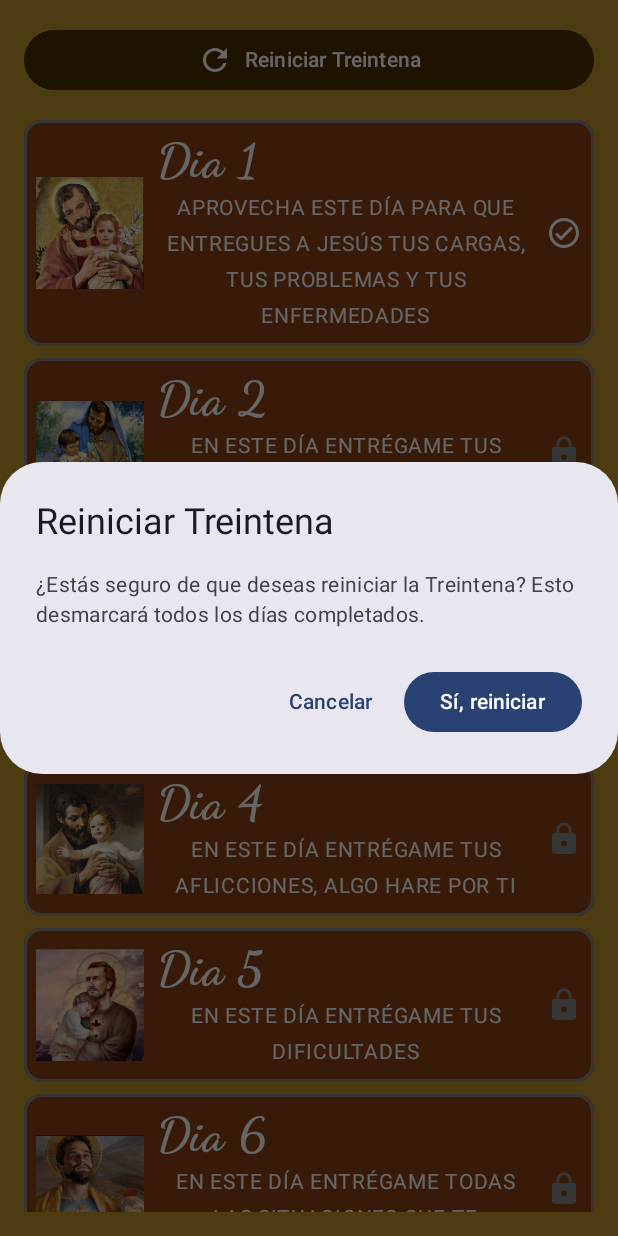
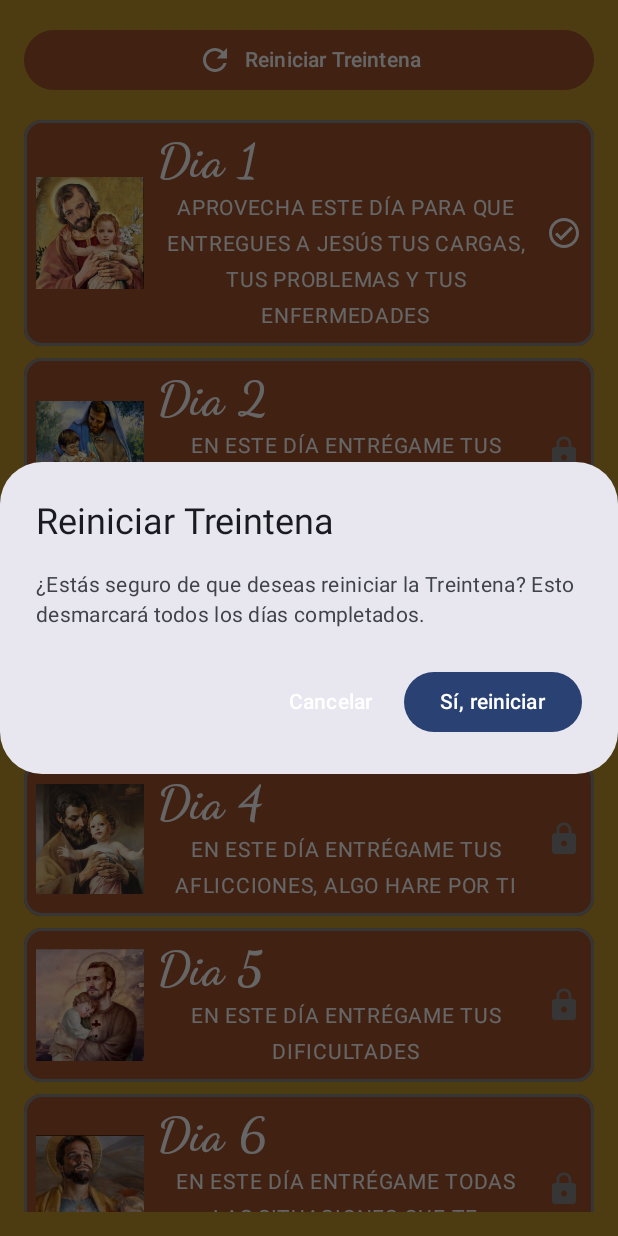
Before and after one commit to joulsCarvajal/stJosephAppOfficial, an Android app built with Jetpack Compose: the composable DaysScreen shown on its own in the app's theme, after a tap on "Reiniciar Treintena", on a phone screen of 412 x 824 dp. Run offline under Robolectric (Android 15) with nearby library versions, the phone set to English and light mode, and no system bars; our stand-ins replace Dagger/Hilt's generated code.

Commit message:
ajusto los background colors pendientes

```diff
--- a/app/src/main/java/com/alphazetakapp/stjosephappofficial/presentation/meditation/list/DaysScreen.kt
+++ b/app/src/main/java/com/alphazetakapp/stjosephappofficial/presentation/meditation/list/DaysScreen.kt
@@ -79,7 +79,7 @@ fun DaysScreen(
         Button(
             onClick = { showResetDialog = true },
             colors = ButtonDefaults.buttonColors(
-                containerColor = Color(0xFF4A3000)  // Un marrón oscuro que combine con tu tema
+                containerColor = colorResource(id = R.color.cardBackground)
             ),
             modifier = Modifier
                 .fillMaxWidth()
@@ -88,9 +88,13 @@ fun DaysScreen(
             Icon(
                 imageVector = Icons.Default.Refresh,
                 contentDescription = "Reiniciar",
-                modifier = Modifier.padding(end = 8.dp)
+                modifier = Modifier.padding(end = 8.dp),
+                tint = colorResource(id = R.color.textColorPrimary)
             )
-            Text("Reiniciar Treintena")
+            Text(
+                "Reiniciar Treintena",
+                color = colorResource(id = R.color.textColorPrimary)  // Color del texto
+            )
         }
 
         // Diálogo de confirmación
@@ -111,12 +115,18 @@ fun DaysScreen(
                             showResetDialog = false
                         }
                     ) {
-                        Text("Sí, reiniciar")
+                        Text(
+                            "Sí, reiniciar",
+                            color = colorResource(id = R.color.textColorPrimary)
+                        )
                     }
                 },
                 dismissButton = {
                     TextButton(onClick = { showResetDialog = false }) {
-                        Text("Cancelar")
+                        Text(
+                            "Cancelar",
+                            color = colorResource(id = R.color.textColorPrimary)
+                            )
                     }
                 }
             )
@@ -173,9 +183,9 @@ private fun MeditationDayCard(
     onClick: () -> Unit
 ) {
     val backColor = if (meditation.isCompleted) {
-        colorResource(id = R.color.backgroundColorApp).copy(alpha = 0.7f)
+        colorResource(id = R.color.cardBackground).copy(alpha = 0.7f)
     } else {
-        colorResource(id = R.color.backgroundColorApp)
+        colorResource(id = R.color.cardBackground)
     }
 
     val iconState = when {
```
Also changed, not shown: app/src/main/java/com/alphazetakapp/stjosephappofficial/ReadMeditationScreen/Consecration.kt (+6 -3 lines), app/src/main/java/com/alphazetakapp/stjosephappofficial/presentation/meditation/detail/MeditationScreen.kt (+12 -1 lines).
